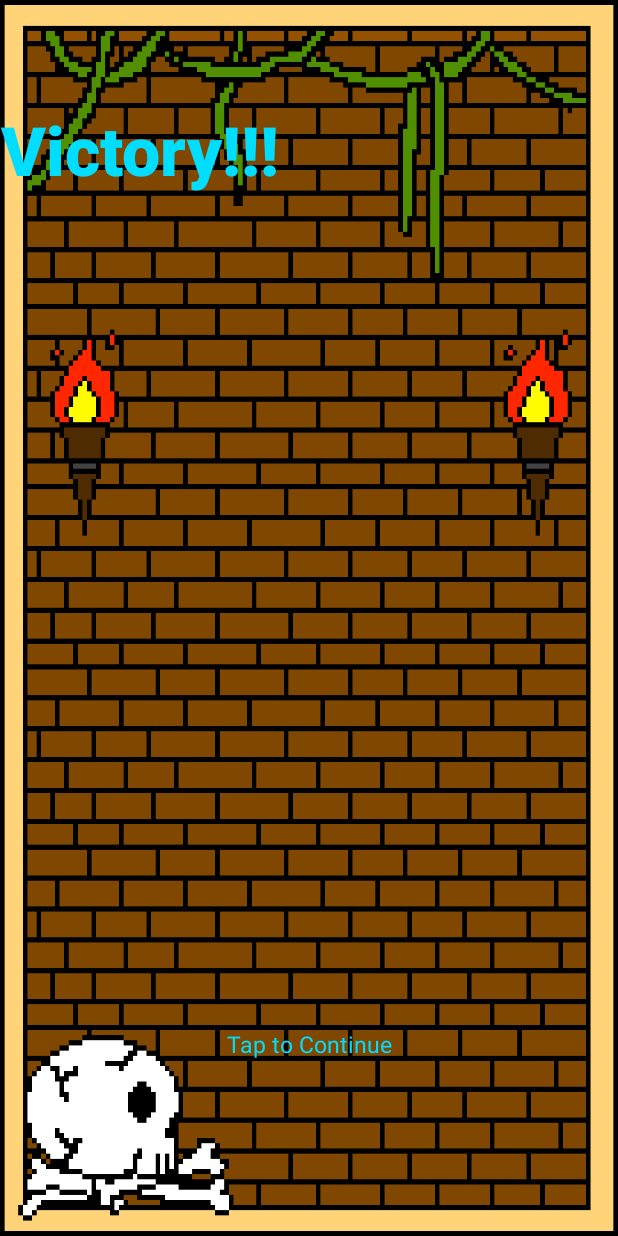
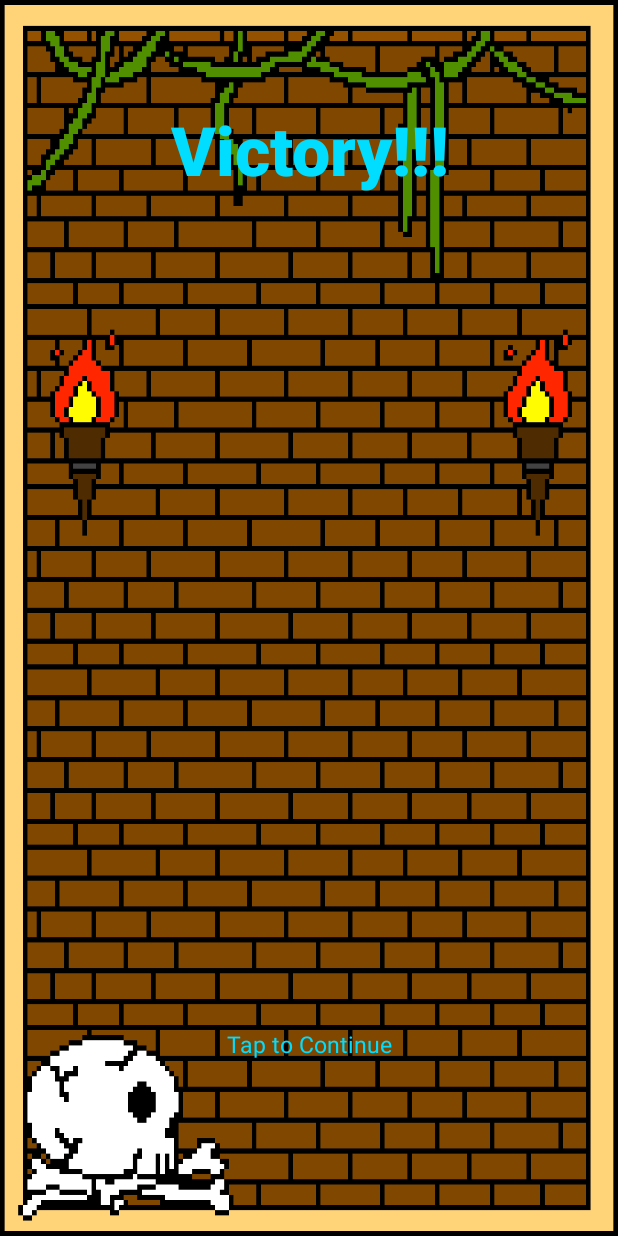
Before and after one commit to bgibbons0531/TreasureTrek, an Android app: the VictoryActivity screen opened directly, with no data from a screen before it, on a phone screen of 412 x 824 dp. Run offline under Robolectric (Android 15) with nearby library versions, the phone set to English and light mode, and no system bars.

Commit message:
Fixed layout bug on victory screen.

```diff
--- a/app/src/main/res/layout/activity_victory.xml
+++ b/app/src/main/res/layout/activity_victory.xml
@@ -26,7 +26,6 @@
         android:textColor="@android:color/holo_blue_bright"
         android:layout_marginTop="69dp"
         android:layout_alignParentTop="true"
-        android:layout_alignParentStart="true"
         android:fontFamily="sans-serif-medium"
         android:textStyle="normal|bold" />
 
```
